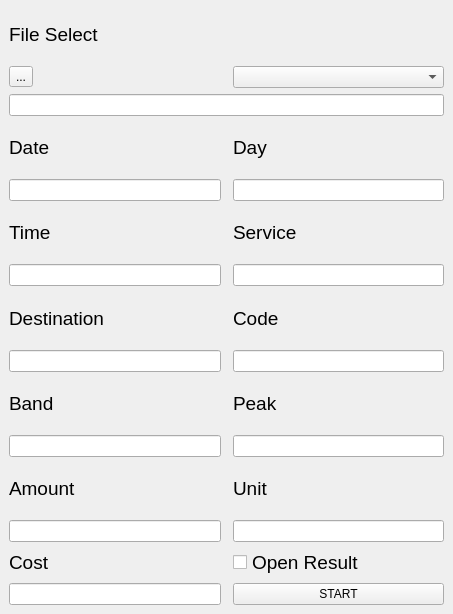
This is test.ui in artakak/PDF_To_XLS as Qt 5 draws it before an edit. The edited form follows.
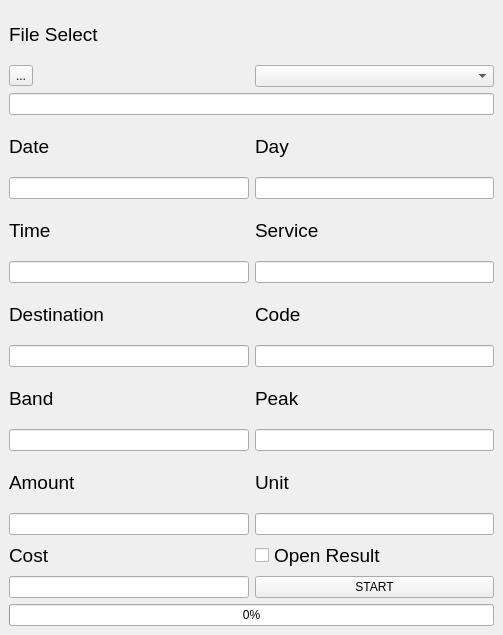
This is the edited form.

Patch:
```diff
--- a/test.ui
+++ b/test.ui
@@ -6,8 +6,8 @@
    <rect>
     <x>0</x>
     <y>0</y>
-    <width>453</width>
-    <height>614</height>
+    <width>503</width>
+    <height>635</height>
    </rect>
   </property>
   <property name="windowTitle">
@@ -15,11 +15,27 @@
   </property>
   <widget class="QWidget" name="centralwidget">
    <layout class="QGridLayout" name="gridLayout">
-    <item row="10" column="2">
-     <widget class="QLineEdit" name="lineEdit_7"/>
+    <item row="0" column="0">
+     <widget class="QLabel" name="label">
+      <property name="font">
+       <font>
+        <pointsize>14</pointsize>
+       </font>
+      </property>
+      <property name="text">
+       <string>File Select</string>
+      </property>
+     </widget>
     </item>
-    <item row="2" column="0" colspan="3">
-     <widget class="QLineEdit" name="lineEdit"/>
+    <item row="1" column="0">
+     <widget class="QToolButton" name="toolButton">
+      <property name="text">
+       <string>...</string>
+      </property>
+     </widget>
+    </item>
+    <item row="1" column="1">
+     <widget class="QComboBox" name="comboBox"/>
     </item>
     <item row="3" column="0">
      <widget class="QLabel" name="label_2">
@@ -33,7 +49,7 @@
       </property>
      </widget>
     </item>
-    <item row="3" column="2">
+    <item row="3" column="1">
      <widget class="QLabel" name="label_3">
       <property name="font">
        <font>
@@ -48,6 +64,13 @@
     <item row="4" column="0">
      <widget class="QLineEdit" name="lineEdit_2"/>
     </item>
+    <item row="4" column="1">
+     <widget class="QLineEdit" name="lineEdit_3">
+      <property name="text">
+       <string/>
+      </property>
+     </widget>
+    </item>
     <item row="5" column="0">
      <widget class="QLabel" name="label_4">
       <property name="font">
@@ -60,7 +83,25 @@
       </property>
      </widget>
     </item>
-    <item row="9" column="0">
+    <item row="5" column="1">
+     <widget class="QLabel" name="label_5">
+      <property name="font">
+       <font>
+        <pointsize>14</pointsize>
+       </font>
+      </property>
+      <property name="text">
+       <string>Service</string>
+      </property>
+     </widget>
+    </item>
+    <item row="6" column="0">
+     <widget class="QLineEdit" name="lineEdit_4"/>
+    </item>
+    <item row="6" column="1">
+     <widget class="QLineEdit" name="lineEdit_5"/>
+    </item>
+    <item row="7" column="0">
      <widget class="QLabel" name="label_6">
       <property name="font">
        <font>
@@ -72,7 +113,7 @@
       </property>
      </widget>
     </item>
-    <item row="9" column="2">
+    <item row="7" column="1">
      <widget class="QLabel" name="label_7">
       <property name="font">
        <font>
@@ -84,10 +125,13 @@
       </property>
      </widget>
     </item>
-    <item row="10" column="0">
+    <item row="8" column="0">
      <widget class="QLineEdit" name="lineEdit_6"/>
     </item>
-    <item row="11" column="0">
+    <item row="8" column="1">
+     <widget class="QLineEdit" name="lineEdit_7"/>
+    </item>
+    <item row="9" column="0">
      <widget class="QLabel" name="label_8">
       <property name="font">
        <font>
@@ -99,7 +143,7 @@
       </property>
      </widget>
     </item>
-    <item row="11" column="2">
+    <item row="9" column="1">
      <widget class="QLabel" name="label_9">
       <property name="font">
        <font>
@@ -111,10 +155,13 @@
       </property>
      </widget>
     </item>
-    <item row="12" column="0">
+    <item row="10" column="0">
      <widget class="QLineEdit" name="lineEdit_8"/>
     </item>
-    <item row="13" column="0">
+    <item row="10" column="1">
+     <widget class="QLineEdit" name="lineEdit_9"/>
+    </item>
+    <item row="11" column="0">
      <widget class="QLabel" name="label_10">
       <property name="font">
        <font>
@@ -126,7 +173,7 @@
       </property>
      </widget>
     </item>
-    <item row="13" column="2">
+    <item row="11" column="1">
      <widget class="QLabel" name="label_11">
       <property name="font">
        <font>
@@ -138,10 +185,13 @@
       </property>
      </widget>
     </item>
-    <item row="14" column="0">
+    <item row="12" column="0">
      <widget class="QLineEdit" name="lineEdit_10"/>
     </item>
-    <item row="15" column="0">
+    <item row="12" column="1">
+     <widget class="QLineEdit" name="lineEdit_11"/>
+    </item>
+    <item row="13" column="0">
      <widget class="QLabel" name="label_12">
       <property name="font">
        <font>
@@ -153,7 +203,7 @@
       </property>
      </widget>
     </item>
-    <item row="15" column="2">
+    <item row="13" column="1">
      <widget class="QCheckBox" name="checkBox">
       <property name="font">
        <font>
@@ -165,69 +215,30 @@
       </property>
      </widget>
     </item>
-    <item row="6" column="2">
-     <widget class="QLineEdit" name="lineEdit_5"/>
-    </item>
-    <item row="12" column="2">
-     <widget class="QLineEdit" name="lineEdit_9"/>
-    </item>
-    <item row="6" column="0">
-     <widget class="QLineEdit" name="lineEdit_4"/>
-    </item>
-    <item row="5" column="2">
-     <widget class="QLabel" name="label_5">
-      <property name="font">
-       <font>
-        <pointsize>14</pointsize>
-       </font>
-      </property>
-      <property name="text">
-       <string>Service</string>
-      </property>
-     </widget>
-    </item>
-    <item row="14" column="2">
-     <widget class="QLineEdit" name="lineEdit_11"/>
-    </item>
-    <item row="0" column="0">
-     <widget class="QLabel" name="label">
-      <property name="font">
-       <font>
-        <pointsize>14</pointsize>
-       </font>
-      </property>
-      <property name="text">
-       <string>File Select</string>
-      </property>
-     </widget>
-    </item>
-    <item row="4" column="2">
-     <widget class="QLineEdit" name="lineEdit_3">
-      <property name="text">
-       <string/>
-      </property>
-     </widget>
-    </item>
-    <item row="16" column="0">
+    <item row="14" column="0">
      <widget class="QLineEdit" name="lineEdit_12"/>
     </item>
-    <item row="1" column="0">
-     <widget class="QToolButton" name="toolButton">
-      <property name="text">
-       <string>...</string>
-      </property>
-     </widget>
-    </item>
-    <item row="1" column="2">
-     <widget class="QComboBox" name="comboBox"/>
-    </item>
-    <item row="16" column="2">
+    <item row="14" column="1">
      <widget class="QPushButton" name="pushButton">
       <property name="text">
        <string>START</string>
       </property>
      </widget>
     </item>
+    <item row="15" column="0" colspan="2">
+     <widget class="QProgressBar" name="progressBar">
+      <property name="value">
+       <number>0</number>
+      </property>
+     </widget>
+    </item>
+    <item row="2" column="0" colspan="2">
+     <widget class="QLineEdit" name="lineEdit">
+      <property name="readOnly">
+       <bool>true</bool>
+      </property>
+     </widget>
+    </item>
    </layout>
   </widget>
  </widget>
```
